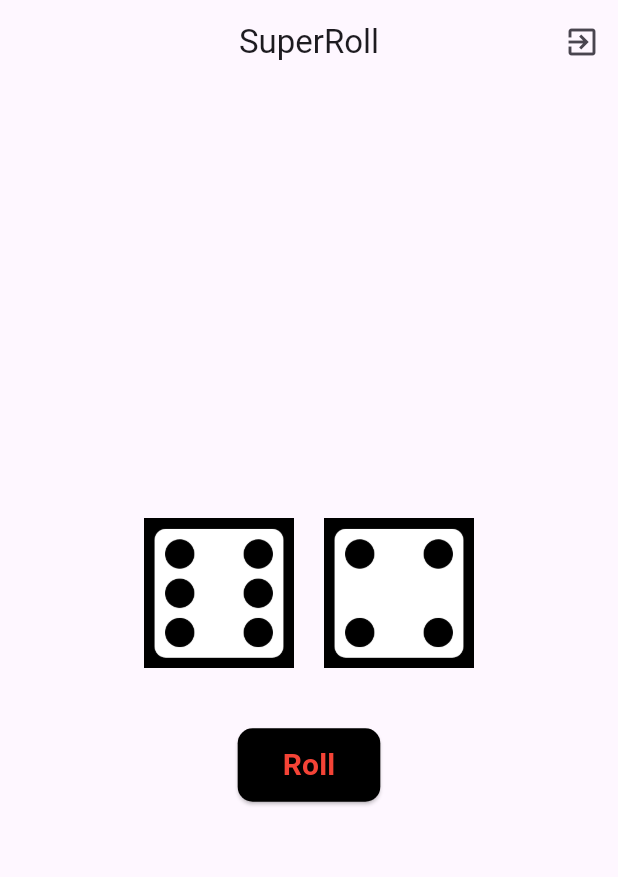
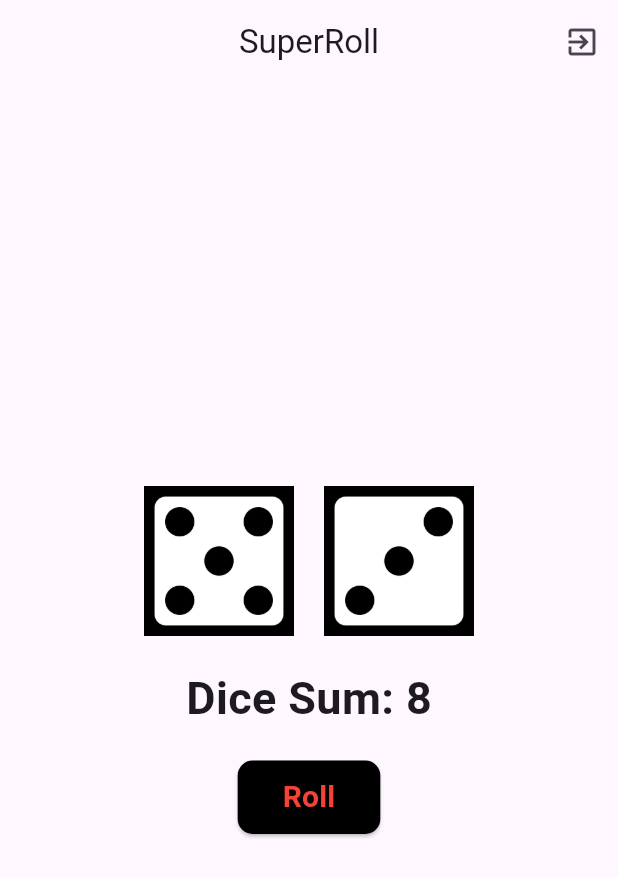
Before and after one commit to rubayet211/flutter_superdice, a Flutter app: the screen it shows after launch, after a tap on "Start", after a tap on "Roll", on a phone screen of 412 x 824 dp. Shown: the top 877 px of the screen. Run offline on Flutter 3.47's test engine with Material 3 defaults, Android fonts, the phone set to English and light mode, and no system bars; our stand-ins replace google_fonts.

Commit message:
Initial Game Logic Added

```diff
--- a/lib/screens/game_screen.dart
+++ b/lib/screens/game_screen.dart
@@ -27,6 +27,7 @@ class _GameScreenState extends State<GameScreen> {
   final random = Random.secure();
   Timer? timer;
   bool showDiceSum = false;
+  int diceSum = 0;
 
   void gameOff() {
     setState(() {
@@ -38,7 +39,7 @@ class _GameScreenState extends State<GameScreen> {
     const duration =
         Duration(milliseconds: 100); // Update interval for the looping effect
     const totalDuration =
-        Duration(seconds: 2); // Total duration of the looping effect
+        Duration(seconds: 1); // Total duration of the looping effect
 
     timer?.cancel();
     timer = Timer.periodic(duration, (Timer t) {
@@ -53,6 +54,7 @@ class _GameScreenState extends State<GameScreen> {
       setState(() {
         index1 = random.nextInt(6);
         index2 = random.nextInt(6);
+        diceSum = index1 + index2 + 2;
         showDiceSum = true;
       });
     });
@@ -105,7 +107,7 @@ class _GameScreenState extends State<GameScreen> {
           ),
           if (showDiceSum)
             Text(
-              "Dice Sum",
+              "Dice Sum: " + diceSum.toString(),
               style: TextStyle(
                 fontSize: 30,
                 fontWeight: FontWeight.bold,
@@ -114,9 +116,34 @@ class _GameScreenState extends State<GameScreen> {
           SizedBox(
             height: 20,
           ),
-          MyButton(
+          if (diceSum == 11)
+            Padding(
+              padding: const EdgeInsets.only(
+                left: 10,
+                right: 10,
+                bottom: 20,
+              ),
+              child: Text(
+                "Congratulations, You are the Winner!",
+                textAlign: TextAlign.center,
+                style: TextStyle(
+                  fontSize: 30,
+                  fontWeight: FontWeight.bold,
+                  color: Colors.green,
+                ),
+              ),
+            ),
+          diceSum != 11
+              ? MyButton(
                   text: "Roll",
                   callback: rollDice,
+                  color: Colors.red,
+                  weight: FontWeight.bold,
+                  fontSize: 20,
+                )
+              : MyButton(
+                  text: "Reset",
+                  callback: gameOff,
                   color: Colors.red,
                   weight: FontWeight.bold,
                   fontSize: 20,
```
Lines whose indentation alone changed are shown as unchanged.
